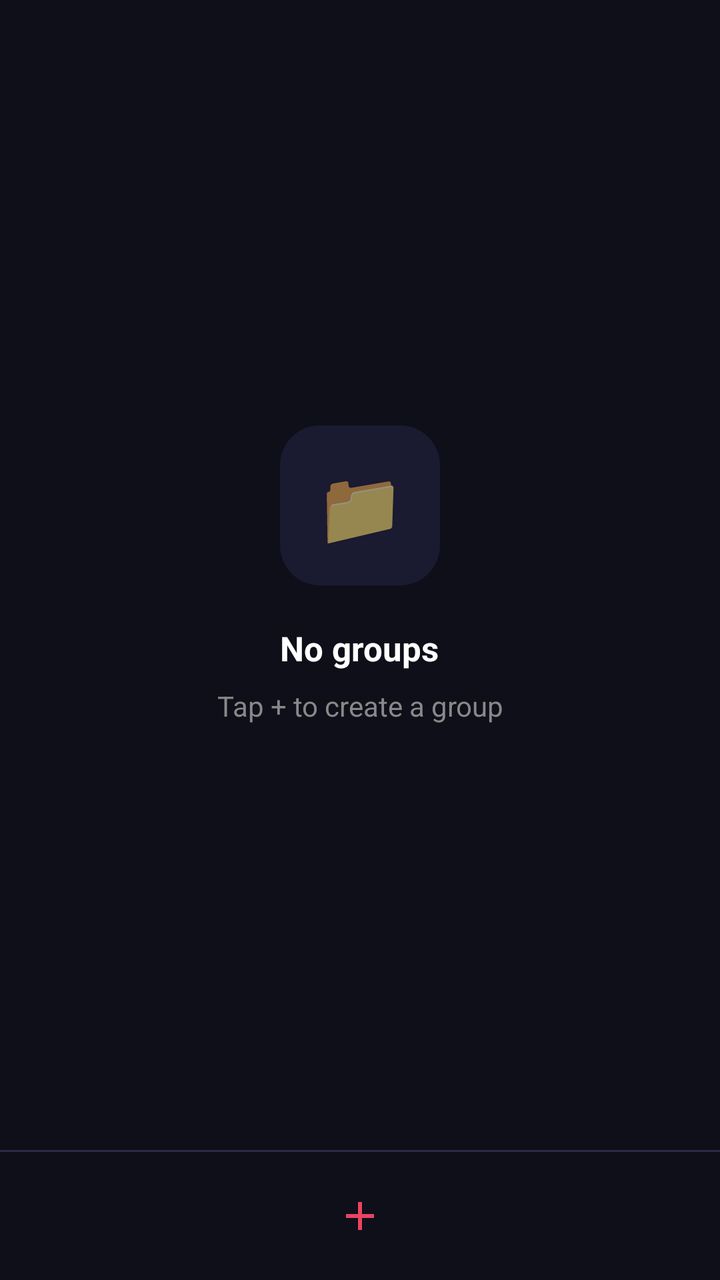
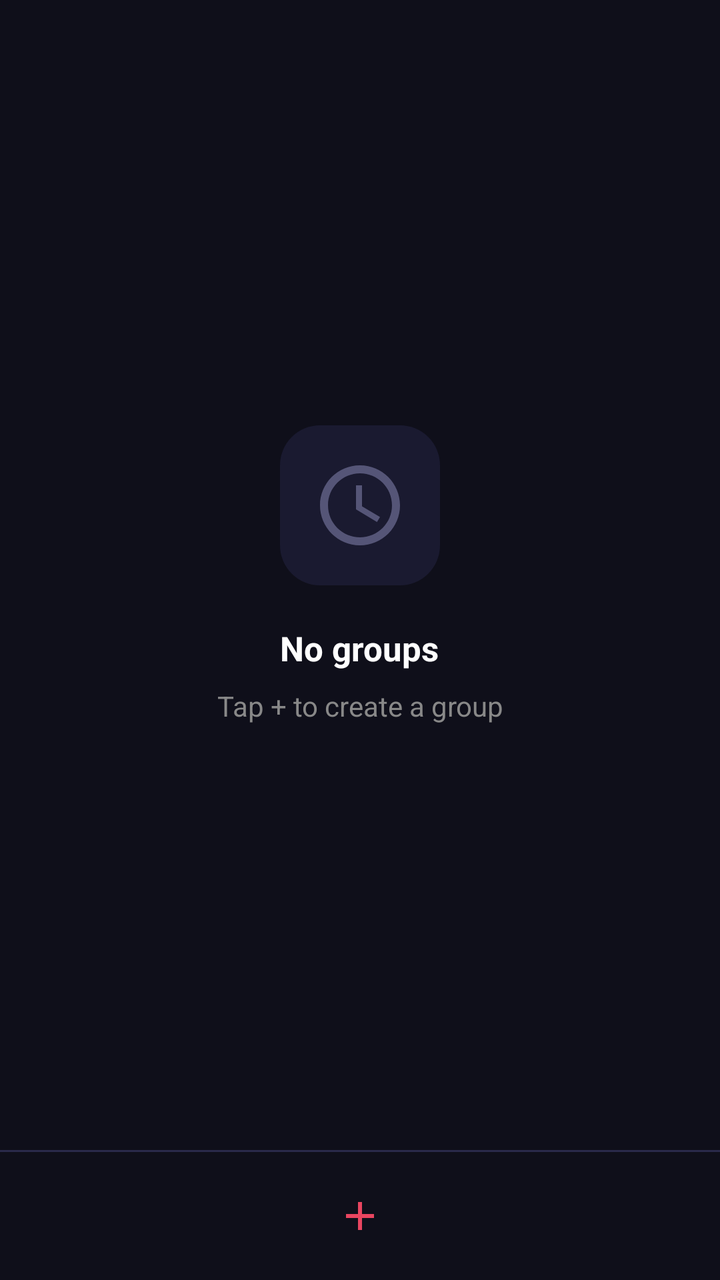

An Android layout rendered at two revisions. The XML below is the earlier revision; the diff shows what the commit changed to produce the second picture.
<!-- AndroidManifest.xml: application theme Theme.ITNSecureBrowser -->
<!-- res/layout/fragment_groups.xml -->
<?xml version="1.0" encoding="utf-8"?>
<LinearLayout xmlns:android="http://schemas.android.com/apk/res/android"
    android:layout_width="match_parent"
    android:layout_height="match_parent"
    android:orientation="vertical"
    android:background="@color/bg_page">

    
    <LinearLayout
        android:id="@+id/emptyState"
        android:layout_width="match_parent"
        android:layout_height="0dp"
        android:layout_weight="1"
        android:orientation="vertical"
        android:gravity="center"
        android:visibility="visible"
        android:paddingStart="32dp"
        android:paddingEnd="32dp">

        <FrameLayout
            android:layout_width="80dp"
            android:layout_height="80dp"
            android:background="@drawable/bg_empty_state_card"
            android:layout_marginBottom="20dp">

            <TextView
                android:layout_width="wrap_content"
                android:layout_height="wrap_content"
                android:text="📁"
                android:textSize="36sp"
                android:layout_gravity="center" />
        </FrameLayout>

        <TextView
            android:layout_width="wrap_content"
            android:layout_height="wrap_content"
            android:text="@string/groups_empty_title"
            android:textColor="@color/text_primary"
            android:textSize="17sp"
            android:textStyle="bold" />

        <TextView
            android:layout_width="wrap_content"
            android:layout_height="wrap_content"
            android:text="@string/groups_empty_hint"
            android:textColor="@color/text_secondary"
            android:textSize="14sp"
            android:layout_marginTop="8dp"
            android:gravity="center" />
    </LinearLayout>

    <androidx.recyclerview.widget.RecyclerView
        android:id="@+id/groupsList"
        android:layout_width="match_parent"
        android:layout_height="0dp"
        android:layout_weight="1"
        android:visibility="gone"
        android:clipToPadding="false"
        android:paddingStart="12dp"
        android:paddingEnd="12dp"
        android:paddingTop="12dp"
        android:paddingBottom="12dp" />

    
    <View
        android:layout_width="match_parent"
        android:layout_height="1dp"
        android:background="@color/divider" />

    
    <ImageButton
        android:id="@+id/btnAddGroup"
        android:layout_width="match_parent"
        android:layout_height="64dp"
        android:src="@drawable/ic_add"
        android:tint="@color/accent"
        android:background="?attr/selectableItemBackground"
        android:padding="18dp"
        android:clickable="true"
        android:focusable="true"
        android:contentDescription="Add group" />

</LinearLayout>
<!-- resources referenced by this layout -->
<resources>
  <color name="accent">#E94560</color>
  <color name="bg_page">#0F0F1A</color>
  <color name="divider">#2A2A4A</color>
  <color name="text_primary">#FFFFFF</color>
  <color name="text_secondary">#888888</color>
  <!-- drawable bg_empty_state_card (drawable) -->
  <?xml version="1.0" encoding="utf-8"?>
  <shape xmlns:android="http://schemas.android.com/apk/res/android"
      android:shape="rectangle">
      <corners android:radius="20dp" />
      <solid android:color="@color/empty_icon_bg" />
  </shape>
  <!-- drawable ic_add (drawable) -->
  <vector xmlns:android="http://schemas.android.com/apk/res/android"
      android:width="24dp"
      android:height="24dp"
      android:viewportWidth="24"
      android:viewportHeight="24">
      <path
          android:fillColor="#FFFFFF"
          android:pathData="M19,13h-6v6h-2v-6H5v-2h6V5h2v6h6v2z" />
  </vector>
  <string name="groups_empty_hint">Tap + to create a group</string>
  <string name="groups_empty_title">No groups</string>
  <style name="Theme.ITNSecureBrowser" parent="Theme.MaterialComponents.DayNight.NoActionBar">
          <item name="colorPrimary">@color/tab_active</item>
          <item name="colorPrimaryVariant">@color/bg_tab_bar</item>
          <item name="colorOnPrimary">@color/text_primary</item>
          <item name="colorSecondary">@color/accent</item>
          <item name="colorOnSecondary">@color/text_primary</item>
          <item name="android:windowBackground">@color/bg_toolbar</item>
          <item name="android:statusBarColor">@color/bg_tab_bar</item>
          <item name="android:navigationBarColor">@color/bg_tab_bar</item>
          <item name="android:windowLightStatusBar">false</item>
      </style>
  <color name="empty_icon_bg">#1A1A30</color>
  <color name="tab_active">#0F3460</color>
  <color name="bg_tab_bar">#1A1A2E</color>
  <color name="bg_toolbar">#16213E</color>
</resources>

<!-- the commit's change to res/layout/fragment_groups.xml (unified diff, before → after) -->
@@ -23,11 +23,11 @@
             android:background="@drawable/bg_empty_state_card"
             android:layout_marginBottom="20dp">
 
-            <TextView
-                android:layout_width="wrap_content"
-                android:layout_height="wrap_content"
-                android:text="📁"
-                android:textSize="36sp"
+            <ImageView
+                android:layout_width="48dp"
+                android:layout_height="48dp"
+                android:src="@drawable/ic_clock"
+                android:tint="@color/text_hint"
                 android:layout_gravity="center" />
         </FrameLayout>
 
<!-- resource entries referenced after the edit -->
@@ -3,6 +3,7 @@
   <color name="accent">#E94560</color>
   <color name="bg_page">#0F0F1A</color>
   <color name="divider">#2A2A4A</color>
+  <color name="text_hint">#555577</color>
   <color name="text_primary">#FFFFFF</color>
   <color name="text_secondary">#888888</color>
   <!-- drawable bg_empty_state_card (drawable) -->
@@ -21,6 +22,21 @@
       <path
           android:fillColor="#FFFFFF"
           android:pathData="M19,13h-6v6h-2v-6H5v-2h6V5h2v6h6v2z" />
+  </vector>
+  <!-- drawable ic_clock (drawable) -->
+  <?xml version="1.0" encoding="utf-8"?>
+  <vector xmlns:android="http://schemas.android.com/apk/res/android"
+      android:width="24dp"
+      android:height="24dp"
+      android:viewportWidth="24"
+      android:viewportHeight="24"
+      android:tint="?attr/colorControlNormal">
+      <path
+          android:fillColor="@android:color/white"
+          android:pathData="M11.99,2C6.47,2 2,6.48 2,12s4.47,10 9.99,10C17.52,22 22,17.52 22,12S17.52,2 11.99,2zM12,20c-4.42,0 -8,-3.58 -8,-8s3.58,-8 8,-8 8,3.58 8,8 -3.58,8 -8,8z"/>
+      <path
+          android:fillColor="@android:color/white"
+          android:pathData="M12.5,7H11v6l5.25,3.15 0.75,-1.23 -4.5,-2.67z"/>
   </vector>
   <string name="groups_empty_hint">Tap + to create a group</string>
   <string name="groups_empty_title">No groups</string>
